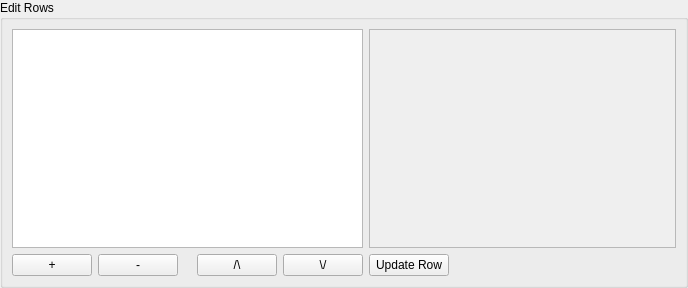
Qt form src/roweditdialog.ui (iPenguin/CrochetCharts) before a commit.
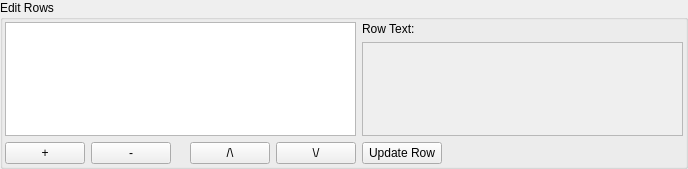
The same form after that commit.

Diff of the .ui file:
```diff
--- a/src/roweditdialog.ui
+++ b/src/roweditdialog.ui
@@ -7,7 +7,7 @@
     <x>0</x>
     <y>0</y>
     <width>688</width>
-    <height>288</height>
+    <height>169</height>
    </rect>
   </property>
   <property name="windowTitle">
@@ -23,7 +23,10 @@
       <string>Edit Rows</string>
      </property>
      <layout class="QGridLayout" name="gridLayout">
-      <item row="1" column="3">
+      <property name="margin">
+       <number>2</number>
+      </property>
+      <item row="2" column="3">
        <spacer name="horizontalSpacer_2">
         <property name="orientation">
          <enum>Qt::Horizontal</enum>
@@ -73,42 +76,35 @@
         </property>
        </widget>
       </item>
-      <item row="0" column="6" colspan="3">
-       <widget class="QTextEdit" name="rowView">
-        <property name="enabled">
-         <bool>false</bool>
-        </property>
-       </widget>
-      </item>
-      <item row="1" column="0" colspan="2">
+      <item row="2" column="0" colspan="2">
        <widget class="QPushButton" name="addRow">
         <property name="text">
          <string>+</string>
         </property>
        </widget>
       </item>
-      <item row="1" column="2">
+      <item row="2" column="2">
        <widget class="QPushButton" name="removeRow">
         <property name="text">
          <string>-</string>
         </property>
        </widget>
       </item>
-      <item row="1" column="4">
+      <item row="2" column="4">
        <widget class="QPushButton" name="moveUp">
         <property name="text">
          <string>/\</string>
         </property>
        </widget>
       </item>
-      <item row="1" column="5">
+      <item row="2" column="5">
        <widget class="QPushButton" name="moveDown">
         <property name="text">
          <string>\/</string>
         </property>
        </widget>
       </item>
-      <item row="1" column="7">
+      <item row="2" column="7">
        <spacer name="horizontalSpacer_3">
         <property name="orientation">
          <enum>Qt::Horizontal</enum>
@@ -121,13 +117,31 @@
         </property>
        </spacer>
       </item>
-      <item row="1" column="6">
+      <item row="2" column="6">
        <widget class="QPushButton" name="updateRow">
         <property name="text">
          <string>Update Row</string>
         </property>
        </widget>
       </item>
+      <item row="0" column="6" colspan="2">
+       <layout class="QVBoxLayout" name="verticalLayout_2">
+        <item>
+         <widget class="QLabel" name="label">
+          <property name="text">
+           <string>Row Text:</string>
+          </property>
+         </widget>
+        </item>
+        <item>
+         <widget class="QTextEdit" name="rowView">
+          <property name="enabled">
+           <bool>false</bool>
+          </property>
+         </widget>
+        </item>
+       </layout>
+      </item>
      </layout>
     </widget>
    </item>
```
